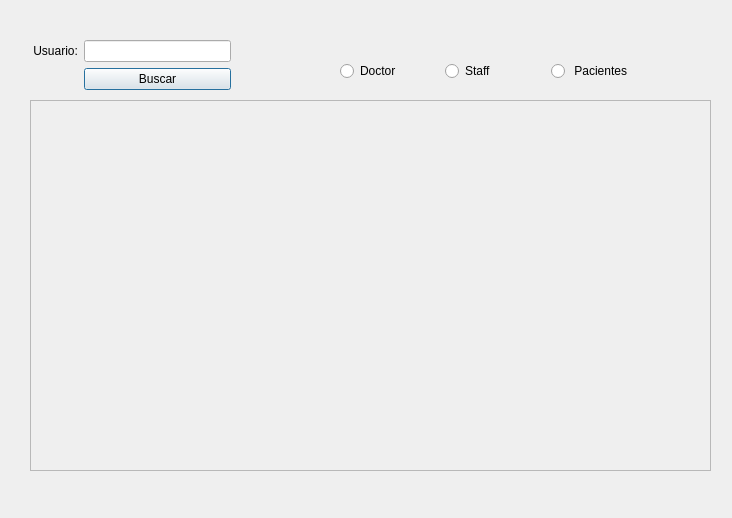
First picture: the form in eliminarusuarios.ui, repository Laloses/Hospital, before the edit.
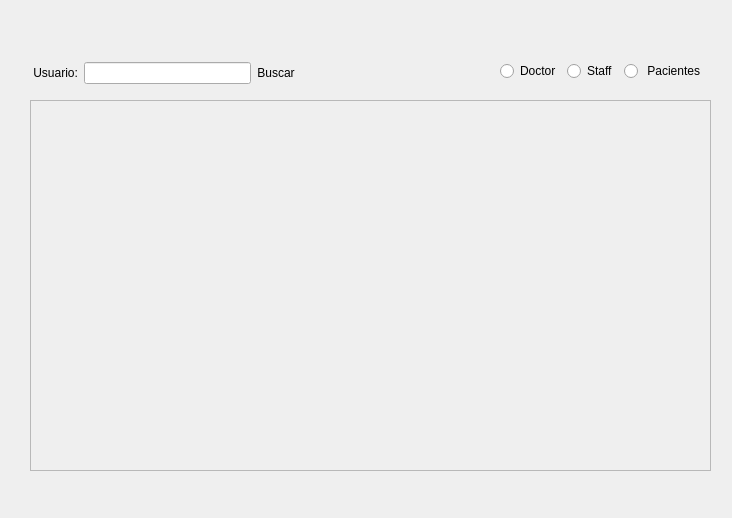
Second picture: the form after the edit. Icons and pictures are not drawn.

Patch:
```diff
--- a/eliminarusuarios.ui
+++ b/eliminarusuarios.ui
@@ -51,24 +51,27 @@
    <property name="geometry">
     <rect>
      <x>30</x>
-     <y>40</y>
-     <width>201</width>
-     <height>51</height>
+     <y>60</y>
+     <width>265</width>
+     <height>26</height>
     </rect>
    </property>
-   <layout class="QGridLayout" name="gridLayout">
-    <item row="0" column="1">
-     <widget class="QLineEdit" name="lineEdit"/>
-    </item>
-    <item row="0" column="0">
+   <layout class="QHBoxLayout" name="horizontalLayout">
+    <item>
      <widget class="QLabel" name="label">
       <property name="text">
        <string> Usuario:</string>
       </property>
      </widget>
     </item>
-    <item row="1" column="1">
+    <item>
+     <widget class="QLineEdit" name="lineEdit"/>
+    </item>
+    <item>
      <widget class="QPushButton" name="pushButton">
+      <property name="styleSheet">
+       <string notr="true">border:none</string>
+      </property>
       <property name="text">
        <string>Buscar</string>
       </property>
@@ -79,9 +82,9 @@
   <widget class="QWidget" name="layoutWidget">
    <property name="geometry">
     <rect>
-     <x>340</x>
+     <x>500</x>
      <y>60</y>
-     <width>310</width>
+     <width>201</width>
      <height>22</height>
     </rect>
    </property>
```
Left out of the diff: 8 changed lines with no effect on the pictures.
